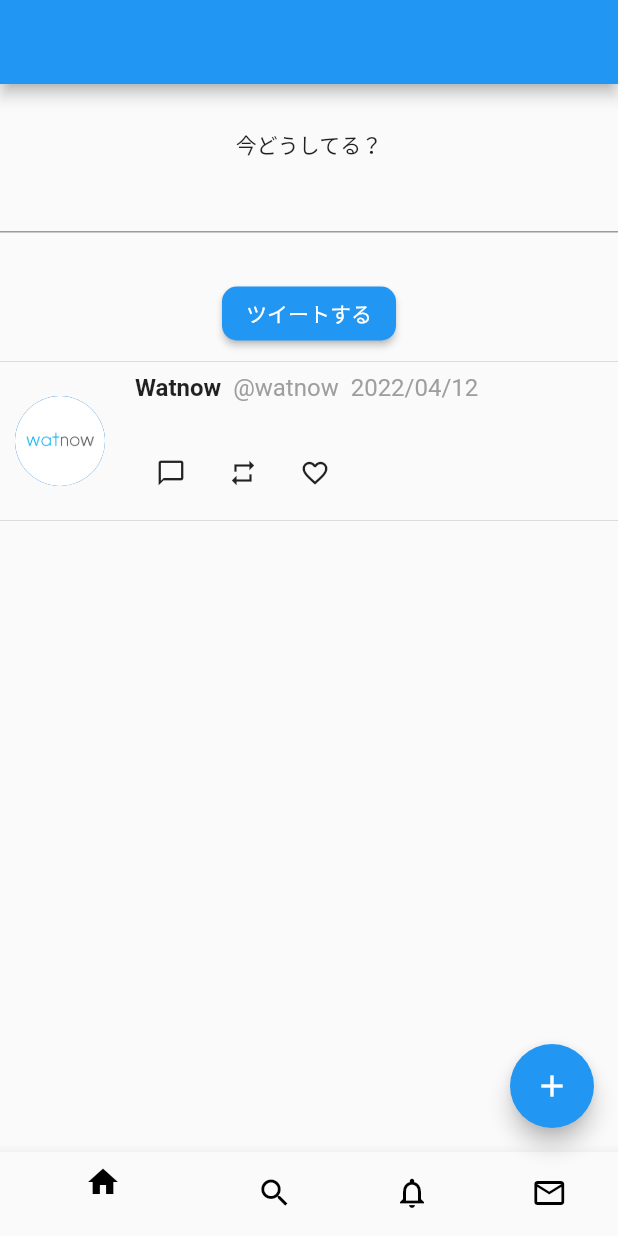
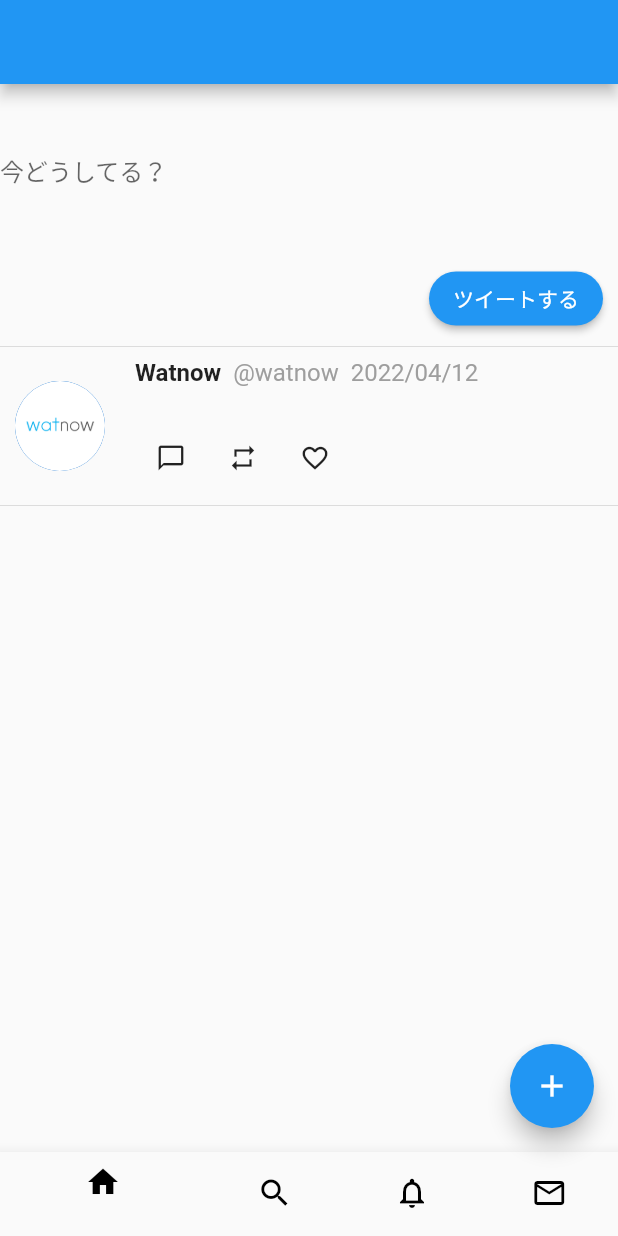
Before and after one commit to watnows/onboarding-2023-mobile, a Flutter app: the screen it shows after launch, on a phone screen of 412 x 824 dp. Run offline on Flutter 3.47's test engine with Material 2 defaults, Android fonts, the phone set to English and light mode, and no system bars; our stand-ins replace gap.

Commit message:
[update]layout

```diff
--- a/lib/widgets/body.dart
+++ b/lib/widgets/body.dart
@@ -1,4 +1,5 @@
 import 'package:flutter/material.dart';
+import 'package:gap/gap.dart';
 import 'package:watnow2023_demo_twitter/widgets/tweet.dart';
 
 class TwitterBody extends StatefulWidget {
@@ -16,15 +17,22 @@
     return Column(
       children: <Widget>[
         const SizedBox(height: 30),
-        const Text('今どうしてる？'),
         TextField(
           onChanged: (text) {
             setState(() {
               inputText = text;
             });
           },
+          decoration: const InputDecoration(
+            border: InputBorder.none,
+            labelText: '今どうしてる？',
           ),
-        const SizedBox(height: 30),
+        ),
+        const Gap(30),
+        Row(
+          // crossAxisAlignment: CrossAxisAlignment.end,
+          mainAxisAlignment: MainAxisAlignment.end,
+          children: [
             ElevatedButton(
               onPressed: () {
                 setState(() {
@@ -33,9 +41,13 @@
               },
               style: ElevatedButton.styleFrom(
                 shape:
-                RoundedRectangleBorder(borderRadius: BorderRadius.circular(10)),
+                    RoundedRectangleBorder(borderRadius: BorderRadius.circular(20)),
               ),
+              //スタイル
               child: const Text('ツイートする'),
+            ),
+            const Gap(10),
+          ],
         ),
         TweetBody(tweetText: _todo),
       ],
```
Lines whose indentation alone changed are shown as unchanged.
